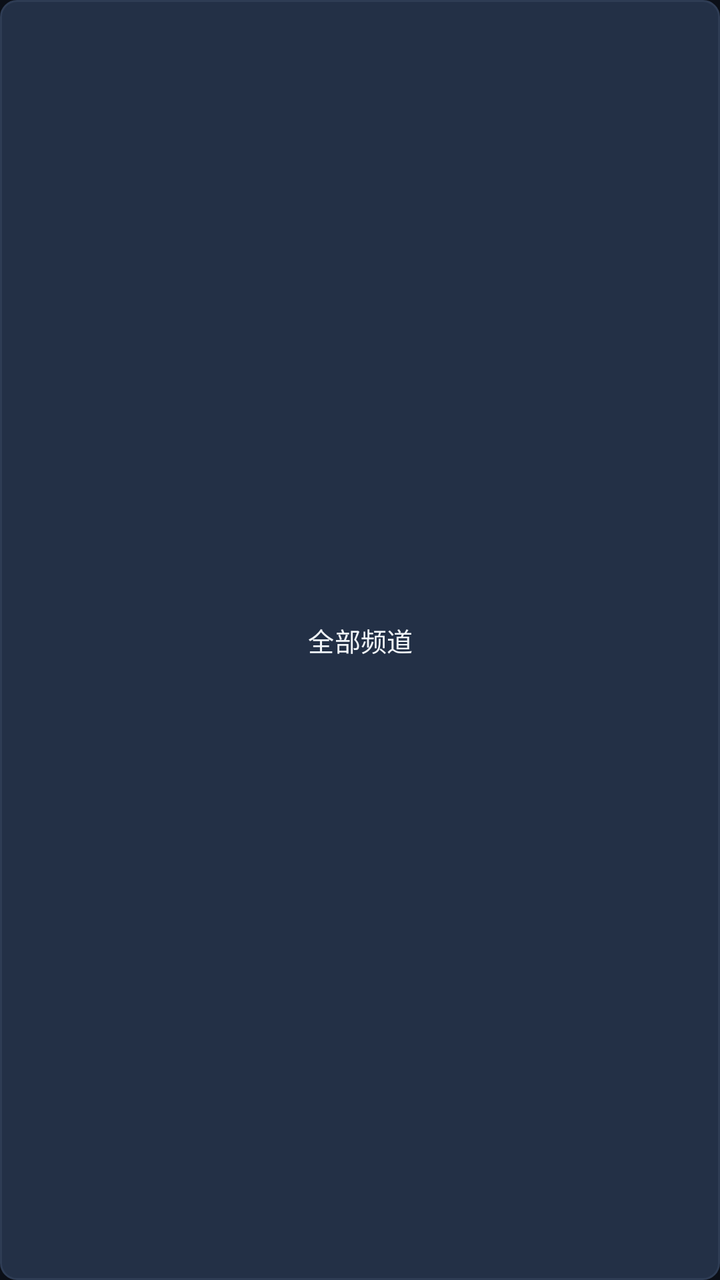
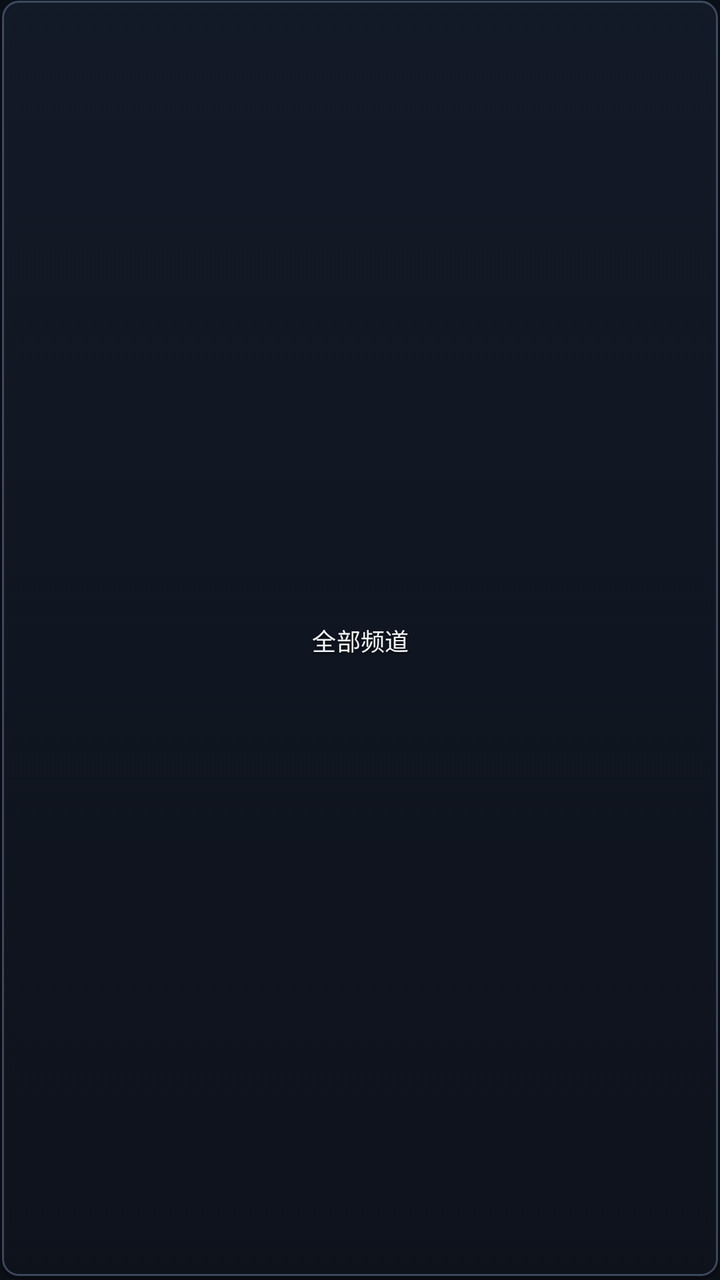

Compare the two renders of this Android layout. The source of the first and the diff that turns it into the second are given below.
<!-- AndroidManifest.xml: application theme Theme.BjUnicomIptv -->
<!-- res/layout/item_category_tab.xml -->
<?xml version="1.0" encoding="utf-8"?>
<TextView xmlns:android="http://schemas.android.com/apk/res/android"
    android:id="@+id/tv_category_name"
    android:layout_width="wrap_content"
    android:layout_height="38dp"
    android:layout_marginHorizontal="4dp"
    android:layout_marginVertical="2dp"
    android:background="@drawable/bg_group_tab"
    android:clickable="true"
    android:focusable="true"
    android:fontFamily="sans-serif-medium"
    android:gravity="center"
    android:includeFontPadding="false"
    android:letterSpacing="0.01"
    android:paddingHorizontal="16dp"
    android:paddingVertical="0dp"
    android:singleLine="true"
    android:text="全部频道"
    android:textColor="@color/text_primary"
    android:textSize="13sp" />
<!-- resources referenced by this layout -->
<resources>
  <color name="text_primary">#F1F5F9</color>
  <!-- drawable bg_group_tab (drawable) -->
  <?xml version="1.0" encoding="utf-8"?>
  <ripple xmlns:android="http://schemas.android.com/apk/res/android"
      android:color="@color/md_theme_dark_ripple">
      <item>
          <selector>
              <item android:state_focused="true">
                  <shape android:shape="rectangle">
                      <solid android:color="#2563EB" />
                      <corners android:radius="@dimen/ui_corner_radius" />
                      <stroke android:width="2.5dp" android:color="#FFFFFF" />
                  </shape>
              </item>
              <item android:state_selected="true">
                  <shape android:shape="rectangle">
                      <solid android:color="@color/md_theme_dark_primaryContainer" />
                      <corners android:radius="@dimen/ui_corner_radius" />
                      <stroke android:width="1.5dp" android:color="@color/md_theme_dark_primary" />
                  </shape>
              </item>
              <item android:state_pressed="true">
                  <shape android:shape="rectangle">
                      <solid android:color="@color/md_theme_dark_surfaceContainerHighest" />
                      <corners android:radius="@dimen/ui_corner_radius" />
                  </shape>
              </item>
              <item>
                  <shape android:shape="rectangle">
                      <solid android:color="@color/md_theme_dark_surfaceContainerHigh" />
                      <corners android:radius="@dimen/ui_corner_radius" />
                      <stroke android:width="1dp" android:color="@color/md_theme_dark_outlineVariant" />
                  </shape>
              </item>
          </selector>
      </item>
  </ripple>
  <color name="md_theme_dark_ripple">#33A8C7FA</color>
  <dimen name="ui_corner_radius">8dp</dimen>
  <color name="md_theme_dark_primaryContainer">#0842A0</color>
  <color name="md_theme_dark_primary">#A8C7FA</color>
  <color name="md_theme_dark_surfaceContainerHighest">#2D3D59</color>
  <color name="md_theme_dark_surfaceContainerHigh">#233046</color>
  <color name="md_theme_dark_outlineVariant">#2E3C54</color>
  <color name="md_theme_dark_onPrimary">#062E6F</color>
  <color name="md_theme_dark_onPrimaryContainer">#D3E3FD</color>
  <color name="md_theme_dark_secondary">#7FCFFF</color>
  <color name="md_theme_dark_onSecondary">#003355</color>
  <color name="md_theme_dark_secondaryContainer">#004A77</color>
  <color name="md_theme_dark_onSecondaryContainer">#C2E7FF</color>
  <color name="md_theme_dark_tertiary">#6DD58C</color>
  <color name="md_theme_dark_surface">#111722</color>
  <color name="md_theme_dark_onSurface">#E2E8F0</color>
  <color name="md_theme_dark_onSurfaceVariant">#94A3B8</color>
  <color name="md_theme_dark_outline">#64748B</color>
  <color name="bg_primary">#0B0F17</color>
  <color name="md_theme_dark_surfaceContainer">#1B2536</color>
  <color name="text_secondary">#94A3B8</color>
  <!-- drawable bg_md3_dialog_surface (drawable) -->
  <?xml version="1.0" encoding="utf-8"?>
  <shape xmlns:android="http://schemas.android.com/apk/res/android"
      android:shape="rectangle">
      <solid android:color="@color/md_theme_dark_surfaceContainer" />
      <corners android:radius="@dimen/ui_corner_radius" />
      <stroke android:width="1dp" android:color="@color/md_theme_dark_outlineVariant" />
  </shape>
  <style name="ShapeAppearance.BjUnicomIptv.RoundedRect" parent="">
          <item name="cornerFamily">rounded</item>
          <item name="cornerSize">@dimen/ui_corner_radius</item>
      </style>
  <!-- unchanged entries left out for length: 2 -->
</resources>

<!-- the commit's change to res/layout/item_category_tab.xml (unified diff, before → after) -->
@@ -2,19 +2,26 @@
 <TextView xmlns:android="http://schemas.android.com/apk/res/android"
     android:id="@+id/tv_category_name"
     android:layout_width="wrap_content"
-    android:layout_height="38dp"
-    android:layout_marginHorizontal="4dp"
+    android:layout_height="36dp"
+    android:layout_marginHorizontal="2.5dp"
     android:layout_marginVertical="2dp"
     android:background="@drawable/bg_group_tab"
     android:clickable="true"
+    android:elevation="4dp"
     android:focusable="true"
     android:fontFamily="sans-serif-medium"
     android:gravity="center"
     android:includeFontPadding="false"
     android:letterSpacing="0.01"
-    android:paddingHorizontal="16dp"
+    android:outlineAmbientShadowColor="@color/ui_edge_shadow_ambient"
+    android:outlineSpotShadowColor="@color/ui_edge_shadow_spot"
+    android:paddingHorizontal="10dp"
     android:paddingVertical="0dp"
+    android:shadowColor="@color/ui_text_shadow"
+    android:shadowDx="0"
+    android:shadowDy="1.5"
+    android:shadowRadius="3.0"
     android:singleLine="true"
     android:text="全部频道"
     android:textColor="@color/text_primary"
-    android:textSize="13sp" />
+    android:textSize="12sp" />
<!-- resource entries referenced after the edit -->
@@ -1,49 +1,15 @@
 <!-- resources referenced by this layout -->
 <resources>
   <color name="text_primary">#F1F5F9</color>
-  <!-- drawable bg_group_tab (drawable) -->
-  <?xml version="1.0" encoding="utf-8"?>
-  <ripple xmlns:android="http://schemas.android.com/apk/res/android"
-      android:color="@color/md_theme_dark_ripple">
-      <item>
-          <selector>
-              <item android:state_focused="true">
-                  <shape android:shape="rectangle">
-                      <solid android:color="#2563EB" />
-                      <corners android:radius="@dimen/ui_corner_radius" />
-                      <stroke android:width="2.5dp" android:color="#FFFFFF" />
-                  </shape>
-              </item>
-              <item android:state_selected="true">
-                  <shape android:shape="rectangle">
-                      <solid android:color="@color/md_theme_dark_primaryContainer" />
-                      <corners android:radius="@dimen/ui_corner_radius" />
-                      <stroke android:width="1.5dp" android:color="@color/md_theme_dark_primary" />
-                  </shape>
-              </item>
-              <item android:state_pressed="true">
-                  <shape android:shape="rectangle">
-                      <solid android:color="@color/md_theme_dark_surfaceContainerHighest" />
-                      <corners android:radius="@dimen/ui_corner_radius" />
-                  </shape>
-              </item>
-              <item>
-                  <shape android:shape="rectangle">
-                      <solid android:color="@color/md_theme_dark_surfaceContainerHigh" />
-                      <corners android:radius="@dimen/ui_corner_radius" />
-                      <stroke android:width="1dp" android:color="@color/md_theme_dark_outlineVariant" />
-                  </shape>
-              </item>
-          </selector>
-      </item>
-  </ripple>
+  <color name="ui_edge_shadow_ambient">#CC000000</color>
+  <color name="ui_edge_shadow_spot">#E6000000</color>
+  <color name="ui_text_shadow">#CC000000</color>
+  <!-- drawable bg_group_tab: vector/xml drawable (drawable, 4589 chars, omitted) -->
   <color name="md_theme_dark_ripple">#33A8C7FA</color>
   <dimen name="ui_corner_radius">8dp</dimen>
   <color name="md_theme_dark_primaryContainer">#0842A0</color>
   <color name="md_theme_dark_primary">#A8C7FA</color>
-  <color name="md_theme_dark_surfaceContainerHighest">#2D3D59</color>
   <color name="md_theme_dark_surfaceContainerHigh">#233046</color>
-  <color name="md_theme_dark_outlineVariant">#2E3C54</color>
   <color name="md_theme_dark_onPrimary">#062E6F</color>
   <color name="md_theme_dark_onPrimaryContainer">#D3E3FD</color>
   <color name="md_theme_dark_secondary">#7FCFFF</color>
@@ -60,12 +26,40 @@
   <color name="text_secondary">#94A3B8</color>
   <!-- drawable bg_md3_dialog_surface (drawable) -->
   <?xml version="1.0" encoding="utf-8"?>
-  <shape xmlns:android="http://schemas.android.com/apk/res/android"
-      android:shape="rectangle">
-      <solid android:color="@color/md_theme_dark_surfaceContainer" />
-      <corners android:radius="@dimen/ui_corner_radius" />
-      <stroke android:width="1dp" android:color="@color/md_theme_dark_outlineVariant" />
-  </shape>
+  <layer-list xmlns:android="http://schemas.android.com/apk/res/android">
+      <item>
+          <shape android:shape="rectangle">
+              <solid android:color="#2E000000" />
+              <corners android:radius="11dp" />
+          </shape>
+      </item>
+      <item
+          android:bottom="2dp"
+          android:left="1dp"
+          android:right="1dp"
+          android:top="1dp">
+          <shape android:shape="rectangle">
+              <solid android:color="#4D000000" />
+              <corners android:radius="10dp" />
+          </shape>
+      </item>
+      <item
+          android:bottom="3.5dp"
+          android:left="2dp"
+          android:right="2dp"
+          android:top="1.5dp">
+          <shape android:shape="rectangle">
+              <gradient
+                  android:angle="270"
+                  android:endColor="#A60D1422"
+                  android:startColor="#99162236" />
+              <corners android:radius="@dimen/ui_corner_radius" />
+              <stroke
+                  android:width="1.2dp"
+                  android:color="#59A8C7FA" />
+          </shape>
+      </item>
+  </layer-list>
   <style name="ShapeAppearance.BjUnicomIptv.RoundedRect" parent="">
           <item name="cornerFamily">rounded</item>
           <item name="cornerSize">@dimen/ui_corner_radius</item>
